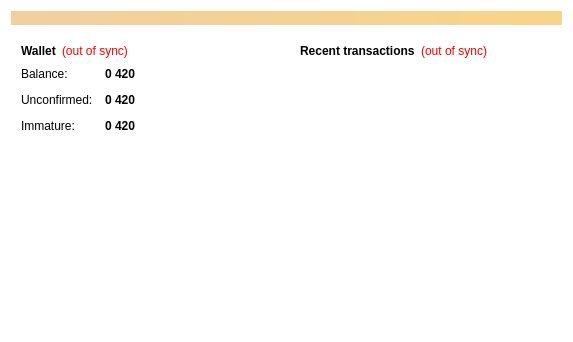
First picture: the form in src/qt/forms/overviewpage.ui, repository horcoin/horcoin, before the edit.
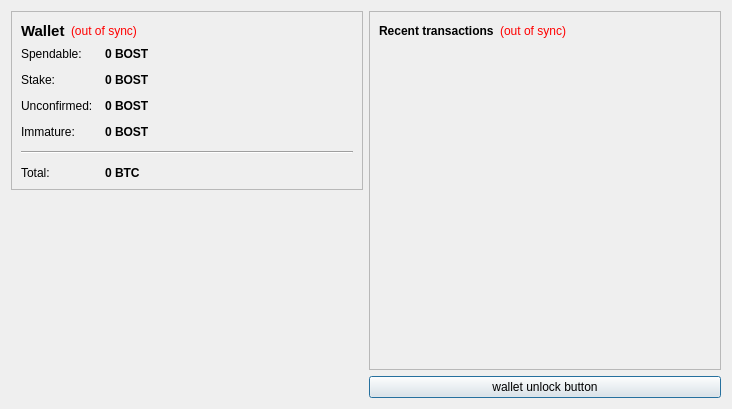
Second picture: the form after the edit. Icons and pictures are not drawn.

```diff
--- a/src/qt/forms/overviewpage.ui
+++ b/src/qt/forms/overviewpage.ui
@@ -6,36 +6,14 @@
    <rect>
     <x>0</x>
     <y>0</y>
-    <width>573</width>
-    <height>342</height>
+    <width>732</width>
+    <height>409</height>
    </rect>
   </property>
   <property name="windowTitle">
    <string>Form</string>
   </property>
-  <property name="styleSheet">
-   <string notr="true">background-color: transparent;
-background: transparent;</string>
-  </property>
-  <layout class="QVBoxLayout" name="topLayout">
-   <item>
-    <widget class="QLabel" name="labelAlerts">
-     <property name="visible">
-      <bool>false</bool>
-     </property>
-     <property name="styleSheet">
-      <string notr="true">background-color: qlineargradient(x1: 0, y1: 0, x2: 1, y2: 0, stop:0 #F0D0A0, stop:1 #F8D488); color:#000000;</string>
-     </property>
-     <property name="wordWrap">
-      <bool>true</bool>
-     </property>
-     <property name="margin">
-      <number>3</number>
-     </property>
-    </widget>
-   </item>
-   <item>
-    <layout class="QHBoxLayout" name="horizontalLayout" stretch="1,1">
+  <layout class="QHBoxLayout" name="horizontalLayout" stretch="0,0">
      <item>
       <layout class="QVBoxLayout" name="verticalLayout_2">
        <item>
@@ -53,6 +31,7 @@
              <widget class="QLabel" name="label_5">
               <property name="font">
                <font>
+              <pointsize>11</pointsize>
                 <weight>75</weight>
                 <bold>true</bold>
                </font>
@@ -107,7 +86,7 @@
             <item row="0" column="0">
              <widget class="QLabel" name="label">
               <property name="text">
-               <string>Balance:</string>
+             <string>Spendable:</string>
               </property>
              </widget>
             </item>
@@ -126,7 +105,7 @@
                <string>Your current balance</string>
               </property>
               <property name="text">
-               <string notr="true">0 420</string>
+             <string notr="true">0 BOST</string>
               </property>
               <property name="textInteractionFlags">
                <set>Qt::LinksAccessibleByMouse|Qt::TextSelectableByKeyboard|Qt::TextSelectableByMouse</set>
@@ -134,13 +113,42 @@
              </widget>
             </item>
             <item row="1" column="0">
+           <widget class="QLabel" name="label_6">
+            <property name="text">
+             <string>Stake:</string>
+            </property>
+           </widget>
+          </item>
+          <item row="1" column="1">
+           <widget class="QLabel" name="labelStake">
+            <property name="font">
+             <font>
+              <weight>75</weight>
+              <bold>true</bold>
+             </font>
+            </property>
+            <property name="cursor">
+             <cursorShape>IBeamCursor</cursorShape>
+            </property>
+            <property name="toolTip">
+             <string>Total of coins that was staked, and do not yet count toward the current balance</string>
+            </property>
+            <property name="text">
+             <string notr="true">0 BOST</string>
+            </property>
+            <property name="textInteractionFlags">
+             <set>Qt::LinksAccessibleByMouse|Qt::TextSelectableByKeyboard|Qt::TextSelectableByMouse</set>
+            </property>
+           </widget>
+          </item>
+          <item row="2" column="0">
              <widget class="QLabel" name="label_3">
               <property name="text">
                <string>Unconfirmed:</string>
               </property>
              </widget>
             </item>
-            <item row="1" column="1">
+          <item row="2" column="1">
              <widget class="QLabel" name="labelUnconfirmed">
               <property name="font">
                <font>
@@ -155,21 +163,21 @@
                <string>Total of transactions that have yet to be confirmed, and do not yet count toward the current balance</string>
               </property>
               <property name="text">
-               <string notr="true">0 420</string>
+             <string notr="true">0 BOST</string>
               </property>
               <property name="textInteractionFlags">
                <set>Qt::LinksAccessibleByMouse|Qt::TextSelectableByKeyboard|Qt::TextSelectableByMouse</set>
               </property>
              </widget>
             </item>
-            <item row="2" column="0">
+          <item row="3" column="0">
              <widget class="QLabel" name="labelImmatureText">
               <property name="text">
                <string>Immature:</string>
               </property>
              </widget>
             </item>
-            <item row="2" column="1">
+          <item row="3" column="1">
              <widget class="QLabel" name="labelImmature">
               <property name="font">
                <font>
@@ -181,7 +189,43 @@
                <string>Mined balance that has not yet matured</string>
               </property>
               <property name="text">
-               <string notr="true">0 420</string>
+             <string notr="true">0 BOST</string>
+            </property>
+            <property name="textInteractionFlags">
+             <set>Qt::LinksAccessibleByMouse|Qt::TextSelectableByKeyboard|Qt::TextSelectableByMouse</set>
+            </property>
+           </widget>
+          </item>
+          <item row="4" column="0" colspan="2">
+           <widget class="Line" name="line">
+            <property name="orientation">
+             <enum>Qt::Horizontal</enum>
+            </property>
+           </widget>
+          </item>
+          <item row="5" column="0">
+           <widget class="QLabel" name="labelTotalText">
+            <property name="text">
+             <string>Total:</string>
+            </property>
+           </widget>
+          </item>
+          <item row="5" column="1">
+           <widget class="QLabel" name="labelTotal">
+            <property name="font">
+             <font>
+              <weight>75</weight>
+              <bold>true</bold>
+             </font>
+            </property>
+            <property name="cursor">
+             <cursorShape>IBeamCursor</cursorShape>
+            </property>
+            <property name="toolTip">
+             <string>Your current total balance</string>
+            </property>
+            <property name="text">
+             <string notr="true">0 BTC</string>
               </property>
               <property name="textInteractionFlags">
                <set>Qt::LinksAccessibleByMouse|Qt::TextSelectableByKeyboard|Qt::TextSelectableByMouse</set>
@@ -194,7 +238,7 @@
         </widget>
        </item>
        <item>
-        <spacer name="verticalSpacer">
+      <spacer name="verticalSpacer_4">
          <property name="orientation">
           <enum>Qt::Vertical</enum>
          </property>
@@ -206,18 +250,21 @@
          </property>
         </spacer>
        </item>
-       <item alignment="Qt::AlignHCenter|Qt::AlignVCenter">
+     <item>
         <widget class="QLabel" name="label_2">
          <property name="text">
           <string/>
          </property>
          <property name="pixmap">
-          <pixmap>../res/icons/bitcoin_testnet.png</pixmap>
+        <pixmap resource="../bitcoin.qrc">:/images/Wallet_Logo</pixmap>
+       </property>
+       <property name="alignment">
+        <set>Qt::AlignCenter</set>
          </property>
         </widget>
        </item>
        <item>
-        <spacer name="verticalSpacer_3">
+      <spacer name="verticalSpacer">
          <property name="orientation">
           <enum>Qt::Vertical</enum>
          </property>
@@ -305,23 +352,42 @@
         </widget>
        </item>
        <item>
-        <spacer name="verticalSpacer_2">
-         <property name="orientation">
-          <enum>Qt::Vertical</enum>
-         </property>
-         <property name="sizeHint" stdset="0">
+      <widget class="QPushButton" name="unlockWalletButton">
+       <property name="sizePolicy">
+        <sizepolicy hsizetype="Minimum" vsizetype="Fixed">
+         <horstretch>0</horstretch>
+         <verstretch>0</verstretch>
+        </sizepolicy>
+       </property>
+       <property name="maximumSize">
           <size>
-           <width>20</width>
-           <height>40</height>
-          </size>
-         </property>
-        </spacer>
+         <width>16777214</width>
+         <height>16777214</height>
+        </size>
+       </property>
+       <property name="toolTip">
+        <string/>
+       </property>
+       <property name="text">
+        <string>wallet unlock button</string>
+       </property>
+       <property name="checkable">
+        <bool>false</bool>
+       </property>
+       <property name="autoDefault">
+        <bool>false</bool>
+       </property>
+       <property name="default">
+        <bool>true</bool>
+       </property>
+       <property name="flat">
+        <bool>false</bool>
+       </property>
+      </widget>
        </item>
       </layout>
      </item>
     </layout>
-   </item>
-  </layout>
  </widget>
  <resources/>
  <connections/>
```
Left out of the diff: 10 changed lines with no effect on the pictures. Lines whose indentation alone changed are shown as unchanged.
